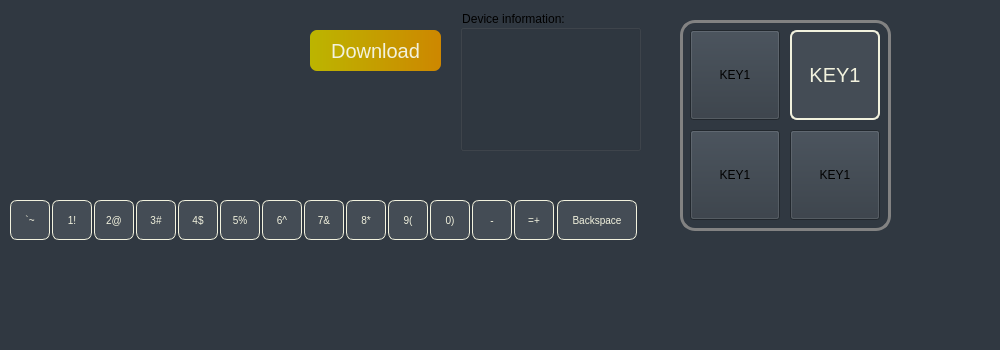
This is KeyBoardSetter/KeyboardSetter/configwindow.ui in TabbycatPie/CustomKeyboard as Qt 5 draws it before an edit. The edited form follows.
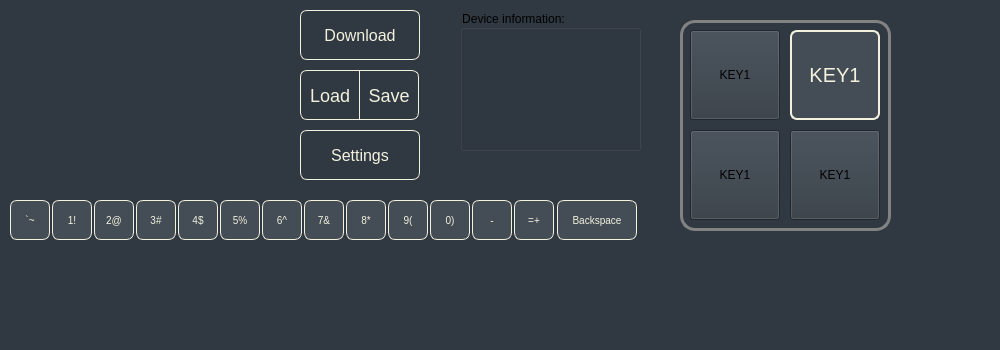
This is the edited form.

```diff
--- a/KeyBoardSetter/KeyboardSetter/configwindow.ui
+++ b/KeyBoardSetter/KeyboardSetter/configwindow.ui
@@ -94,27 +94,6 @@
      <string>`~</string>
     </property>
    </widget>
-   <widget class="QPushButton" name="searchdevice_btn">
-    <property name="geometry">
-     <rect>
-      <x>310</x>
-      <y>30</y>
-      <width>131</width>
-      <height>41</height>
-     </rect>
-    </property>
-    <property name="cursor">
-     <cursorShape>PointingHandCursor</cursorShape>
-    </property>
-    <property name="styleSheet">
-     <string notr="true">QPushButton{background-color:qlineargradient(spread:pad, x1:0, y1:0, x2:1, y2:0, stop:0 rgb(188, 181, 0), stop:1 rgb(205, 135, 0));border-radius:7px;padding:2px 4px;font: 9pt &quot;Microsoft YaHei UI&quot;;font-size:20px;color:rgb(242, 242, 222);}QPushButton:hover{background-color:qlineargradient(spread:pad, x1:0, y1:0, x2:1, y2:0, stop:0 rgb(238, 231, 11), stop:1 rgb(255, 185, 7));}QPushButton:pressed{background-color:qlineargradient(spread:pad, x1:0, y1:0, x2:1, y2:0, stop:0 rgb(138, 131, 0), stop:1 rgb(155, 85, 0));color:rgb(202, 202,182);}
-
-</string>
-    </property>
-    <property name="text">
-     <string>Download</string>
-    </property>
-   </widget>
    <widget class="QPushButton" name="pushButton_2">
     <property name="geometry">
      <rect>
@@ -645,6 +624,150 @@
      <string>=+</string>
     </property>
    </widget>
+   <widget class="QPushButton" name="searchdevice_btn_2">
+    <property name="geometry">
+     <rect>
+      <x>359</x>
+      <y>70</y>
+      <width>60</width>
+      <height>50</height>
+     </rect>
+    </property>
+    <property name="sizePolicy">
+     <sizepolicy hsizetype="Minimum" vsizetype="Fixed">
+      <horstretch>0</horstretch>
+      <verstretch>0</verstretch>
+     </sizepolicy>
+    </property>
+    <property name="minimumSize">
+     <size>
+      <width>60</width>
+      <height>50</height>
+     </size>
+    </property>
+    <property name="maximumSize">
+     <size>
+      <width>60</width>
+      <height>50</height>
+     </size>
+    </property>
+    <property name="cursor">
+     <cursorShape>PointingHandCursor</cursorShape>
+    </property>
+    <property name="styleSheet">
+     <string notr="true">QPushButton{background-color:qlineargradient(spread:pad, x1:0, y1:0, x2:1, y2:0, stop:0 rgba(0, 0, 0,0), stop:1 rgba(0, 0, 0,0));border:1px solid rgb(242, 242, 222);border-top-right-radius:7px;border-bottom-right-radius:7px;padding:2px 4px;font: 5pt &quot;Microsoft YaHei UI&quot;;font-size:18px;color:rgb(242, 242, 222);}QPushButton:hover{background-color:qlineargradient(spread:pad, x1:0, y1:0, x2:1, y2:0, stop:0 rgb(0, 255, 157), stop:1 rgb(4, 204, 144));}QPushButton:pressed{background-color:qlineargradient(spread:pad, x1:0, y1:0, x2:1, y2:0, stop:0 rgb(0, 155, 57), stop:1 rgb(0, 104, 44));color:rgb(202, 202,182);}
+
+</string>
+    </property>
+    <property name="text">
+     <string>Save</string>
+    </property>
+   </widget>
+   <widget class="QPushButton" name="searchdevice_btn_3">
+    <property name="geometry">
+     <rect>
+      <x>300</x>
+      <y>70</y>
+      <width>60</width>
+      <height>50</height>
+     </rect>
+    </property>
+    <property name="sizePolicy">
+     <sizepolicy hsizetype="Minimum" vsizetype="Fixed">
+      <horstretch>0</horstretch>
+      <verstretch>0</verstretch>
+     </sizepolicy>
+    </property>
+    <property name="minimumSize">
+     <size>
+      <width>60</width>
+      <height>50</height>
+     </size>
+    </property>
+    <property name="maximumSize">
+     <size>
+      <width>60</width>
+      <height>50</height>
+     </size>
+    </property>
+    <property name="cursor">
+     <cursorShape>PointingHandCursor</cursorShape>
+    </property>
+    <property name="styleSheet">
+     <string notr="true">QPushButton{background-color:qlineargradient(spread:pad, x1:0, y1:0, x2:1, y2:0, stop:0 rgba(188, 181, 0,0), stop:1 rgba(205, 135, 0,0));border:1px solid rgb(242, 242, 222);border-top-left-radius:7px;border-bottom-left-radius:7px;padding:2px 4px;font: 9pt &quot;Microsoft YaHei UI&quot;;font-size:18px;color:rgb(242, 242, 222);}QPushButton:hover{background-color:qlineargradient(spread:pad, x1:0, y1:0, x2:1, y2:0, stop:0 rgb(238, 231, 11), stop:1 rgb(255, 185, 7));}QPushButton:pressed{background-color:qlineargradient(spread:pad, x1:0, y1:0, x2:1, y2:0, stop:0 rgb(138, 131, 0), stop:1 rgb(155, 85, 0));color:rgb(202, 202,182);}
+
+</string>
+    </property>
+    <property name="text">
+     <string>Load</string>
+    </property>
+   </widget>
+   <widget class="QPushButton" name="searchdevice_btn">
+    <property name="geometry">
+     <rect>
+      <x>300</x>
+      <y>10</y>
+      <width>120</width>
+      <height>50</height>
+     </rect>
+    </property>
+    <property name="sizePolicy">
+     <sizepolicy hsizetype="Minimum" vsizetype="Fixed">
+      <horstretch>120</horstretch>
+      <verstretch>50</verstretch>
+     </sizepolicy>
+    </property>
+    <property name="maximumSize">
+     <size>
+      <width>120</width>
+      <height>50</height>
+     </size>
+    </property>
+    <property name="cursor">
+     <cursorShape>PointingHandCursor</cursorShape>
+    </property>
+    <property name="styleSheet">
+     <string notr="true">QPushButton{background-color:qlineargradient(spread:pad, x1:0, y1:0, x2:1, y2:0, stop:0 rgba(188, 181, 0,0), stop:1 rgba(205, 135, 0,0));border:1px solid rgb(242, 242, 222);border-radius:7px;padding:2px 4px;font: 9pt &quot;Microsoft YaHei UI&quot;;font-size:16px;color:rgb(242, 242, 222);}QPushButton:hover{background-color:qlineargradient(spread:pad, x1:0, y1:0, x2:1, y2:0, stop:0 rgb(238, 231, 11), stop:1 rgb(255, 185, 7));}QPushButton:pressed{background-color:qlineargradient(spread:pad, x1:0, y1:0, x2:1, y2:0, stop:0 rgb(138, 131, 0), stop:1 rgb(155, 85, 0));color:rgb(202, 202,182);}
+
+</string>
+    </property>
+    <property name="text">
+     <string>Download</string>
+    </property>
+   </widget>
+   <widget class="QPushButton" name="searchdevice_btn_4">
+    <property name="geometry">
+     <rect>
+      <x>300</x>
+      <y>130</y>
+      <width>120</width>
+      <height>50</height>
+     </rect>
+    </property>
+    <property name="minimumSize">
+     <size>
+      <width>120</width>
+      <height>50</height>
+     </size>
+    </property>
+    <property name="maximumSize">
+     <size>
+      <width>120</width>
+      <height>50</height>
+     </size>
+    </property>
+    <property name="cursor">
+     <cursorShape>PointingHandCursor</cursorShape>
+    </property>
+    <property name="styleSheet">
+     <string notr="true">QPushButton{background-color:qlineargradient(spread:pad, x1:0, y1:0, x2:1, y2:0, stop:0 rgba(188, 181, 0,0), stop:1 rgba(205, 135, 0,0));border:1px solid rgb(242, 242, 222);border-radius:7px;padding:2px 4px;font: 9pt &quot;Microsoft YaHei UI&quot;;font-size:16px;color:rgb(242, 242, 222);}QPushButton:hover{background-color:qlineargradient(spread:pad, x1:0, y1:0, x2:1, y2:0, stop:0 rgba(15, 172, 252,255), stop:1 rgba(22, 190, 235,255));}QPushButton:pressed{background-color:qlineargradient(spread:pad, x1:0, y1:0, x2:1, y2:0, stop:0 rgba(0, 160, 205,125), stop:1 rgba(0, 142, 222,125));color:rgb(202, 202,182);}
+
+</string>
+    </property>
+    <property name="text">
+     <string>Settings</string>
+    </property>
+   </widget>
    <zorder>label</zorder>
    <zorder>groupBox</zorder>
    <zorder>pushButton_5</zorder>
```
Left out of the diff: 7 changed lines with no effect on the pictures.
